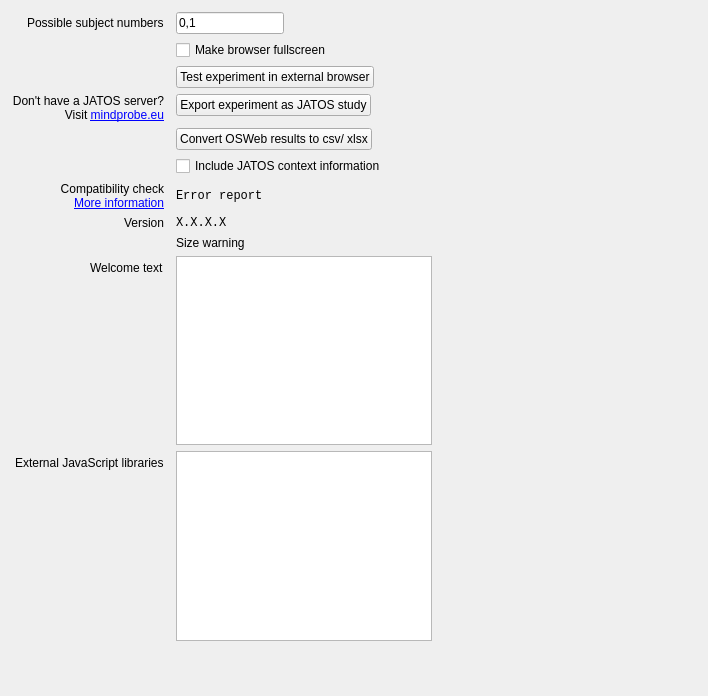
Old version of the form opensesame_extensions/osweb/oswebext/oswebext.ui in the repository open-cogsci/opensesame-extension-osweb.
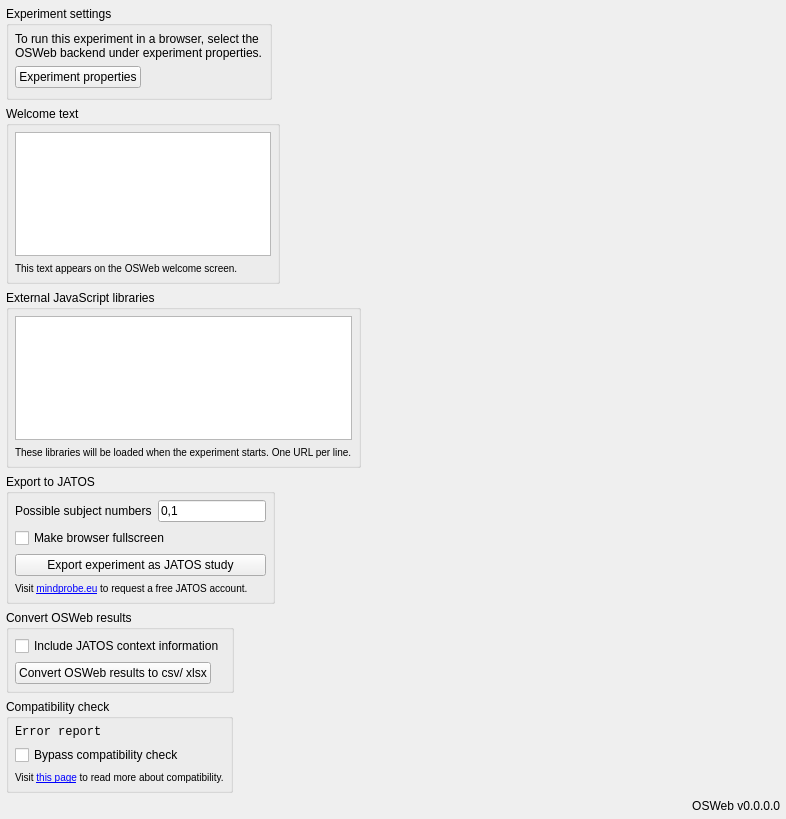
New version of the form. Icons and pictures are not drawn.

Commit message: Improve OSWeb control panel layout

```diff
--- a/opensesame_extensions/osweb/oswebext/oswebext.ui
+++ b/opensesame_extensions/osweb/oswebext/oswebext.ui
@@ -6,37 +6,179 @@
    <rect>
     <x>0</x>
     <y>0</y>
-    <width>708</width>
-    <height>696</height>
+    <width>786</width>
+    <height>819</height>
    </rect>
   </property>
   <property name="windowTitle">
    <string>Form</string>
   </property>
+  <layout class="QVBoxLayout" name="verticalLayout">
+   <property name="spacing">
+    <number>6</number>
+   </property>
+   <property name="leftMargin">
+    <number>6</number>
+   </property>
+   <property name="topMargin">
+    <number>6</number>
+   </property>
+   <property name="rightMargin">
+    <number>6</number>
+   </property>
+   <property name="bottomMargin">
+    <number>6</number>
+   </property>
+   <item>
+    <widget class="QGroupBox" name="groupbox_experiment_properties">
+     <property name="sizePolicy">
+      <sizepolicy hsizetype="Fixed" vsizetype="Preferred">
+       <horstretch>0</horstretch>
+       <verstretch>0</verstretch>
+      </sizepolicy>
+     </property>
+     <property name="title">
+      <string>Experiment settings</string>
+     </property>
+     <layout class="QVBoxLayout" name="verticalLayout_5">
+      <property name="leftMargin">
+       <number>6</number>
+      </property>
+      <property name="topMargin">
+       <number>6</number>
+      </property>
+      <property name="rightMargin">
+       <number>6</number>
+      </property>
+      <item>
+       <widget class="QLabel" name="label_5">
+        <property name="sizePolicy">
+         <sizepolicy hsizetype="Expanding" vsizetype="Preferred">
+          <horstretch>0</horstretch>
+          <verstretch>0</verstretch>
+         </sizepolicy>
+        </property>
+        <property name="text">
+         <string>To run this experiment in a browser, select the OSWeb backend under experiment properties.</string>
+        </property>
+        <property name="wordWrap">
+         <bool>true</bool>
+        </property>
+       </widget>
+      </item>
+      <item>
+       <widget class="QPushButton" name="button_experiment_properties">
+        <property name="sizePolicy">
+         <sizepolicy hsizetype="Fixed" vsizetype="Fixed">
+          <horstretch>0</horstretch>
+          <verstretch>0</verstretch>
+         </sizepolicy>
+        </property>
+        <property name="text">
+         <string>Experiment properties</string>
+        </property>
+       </widget>
+      </item>
+     </layout>
+    </widget>
+   </item>
+   <item>
+    <widget class="QGroupBox" name="groupBox_4">
+     <property name="sizePolicy">
+      <sizepolicy hsizetype="Fixed" vsizetype="Preferred">
+       <horstretch>0</horstretch>
+       <verstretch>0</verstretch>
+      </sizepolicy>
+     </property>
+     <property name="title">
+      <string>Welcome text</string>
+     </property>
+     <layout class="QVBoxLayout" name="verticalLayout_3">
+      <property name="leftMargin">
+       <number>6</number>
+      </property>
+      <property name="topMargin">
+       <number>6</number>
+      </property>
+      <property name="rightMargin">
+       <number>6</number>
+      </property>
+      <property name="bottomMargin">
+       <number>6</number>
+      </property>
+      <item>
+       <widget class="QPlainTextEdit" name="plaintextedit_welcome_text"/>
+      </item>
+      <item>
+       <widget class="QLabel" name="label_3">
+        <property name="text">
+         <string>&lt;small&gt;This text appears on the OSWeb welcome screen.&lt;/small&gt;</string>
+        </property>
+       </widget>
+      </item>
+     </layout>
+    </widget>
+   </item>
+   <item>
+    <widget class="QGroupBox" name="groupBox_5">
+     <property name="sizePolicy">
+      <sizepolicy hsizetype="Fixed" vsizetype="Preferred">
+       <horstretch>0</horstretch>
+       <verstretch>0</verstretch>
+      </sizepolicy>
+     </property>
+     <property name="title">
+      <string>External JavaScript libraries</string>
+     </property>
+     <layout class="QVBoxLayout" name="verticalLayout_4">
+      <property name="leftMargin">
+       <number>6</number>
+      </property>
+      <property name="topMargin">
+       <number>6</number>
+      </property>
+      <property name="rightMargin">
+       <number>6</number>
+      </property>
+      <property name="bottomMargin">
+       <number>6</number>
+      </property>
+      <item>
+       <widget class="QPlainTextEdit" name="plaintextedit_external_js"/>
+      </item>
+      <item>
+       <widget class="QLabel" name="label_4">
+        <property name="text">
+         <string>&lt;small&gt;These libraries will be loaded when the experiment starts. One URL per line.&lt;/small&gt;</string>
+        </property>
+       </widget>
+      </item>
+     </layout>
+    </widget>
+   </item>
+   <item>
+    <widget class="QGroupBox" name="groupBox">
+     <property name="sizePolicy">
+      <sizepolicy hsizetype="Fixed" vsizetype="Preferred">
+       <horstretch>0</horstretch>
+       <verstretch>0</verstretch>
+      </sizepolicy>
+     </property>
+     <property name="title">
+      <string>Export to JATOS</string>
+     </property>
   <layout class="QFormLayout" name="formLayout">
-   <property name="fieldGrowthPolicy">
-    <enum>QFormLayout::FieldsStayAtSizeHint</enum>
-   </property>
-   <property name="labelAlignment">
-    <set>Qt::AlignRight|Qt::AlignTrailing|Qt::AlignVCenter</set>
-   </property>
-   <property name="formAlignment">
-    <set>Qt::AlignLeading|Qt::AlignLeft|Qt::AlignTop</set>
-   </property>
-   <property name="horizontalSpacing">
-    <number>12</number>
-   </property>
    <property name="leftMargin">
-    <number>12</number>
+       <number>6</number>
    </property>
    <property name="topMargin">
-    <number>12</number>
+       <number>6</number>
    </property>
    <property name="rightMargin">
-    <number>12</number>
+       <number>6</number>
    </property>
    <property name="bottomMargin">
-    <number>12</number>
+       <number>6</number>
    </property>
    <item row="0" column="0">
     <widget class="QLabel" name="label_subject">
@@ -52,39 +194,14 @@
      </property>
     </widget>
    </item>
-   <item row="1" column="1">
-    <widget class="QCheckBox" name="fs_checkBox">
+      <item row="1" column="0" colspan="2">
+       <widget class="QCheckBox" name="checkbox_fullscreen">
      <property name="text">
       <string>Make browser fullscreen</string>
      </property>
     </widget>
    </item>
-   <item row="2" column="1">
-    <widget class="QPushButton" name="button_test">
-     <property name="text">
-      <string>Test experiment in external browser</string>
-     </property>
-     <property name="icon">
-      <iconset theme="os-run-browser">
-       <normaloff>.</normaloff>.</iconset>
-     </property>
-    </widget>
-   </item>
-   <item row="3" column="0">
-    <widget class="QLabel" name="label_2">
-     <property name="text">
-      <string>Don't have a JATOS server?&lt;br /&gt;
-Visit &lt;a href=&quot;https://mindprobe.eu&quot;&gt;mindprobe.eu&lt;/a&gt;</string>
-     </property>
-     <property name="alignment">
-      <set>Qt::AlignRight|Qt::AlignTrailing|Qt::AlignVCenter</set>
-     </property>
-     <property name="openExternalLinks">
-      <bool>true</bool>
-     </property>
-    </widget>
-   </item>
-   <item row="3" column="1">
+      <item row="2" column="0" colspan="2">
     <widget class="QPushButton" name="button_jatos">
      <property name="text">
       <string>Export experiment as JATOS study</string>
@@ -95,7 +212,54 @@
      </property>
     </widget>
    </item>
-   <item row="4" column="1">
+      <item row="3" column="0" colspan="2">
+       <widget class="QLabel" name="label_2">
+        <property name="text">
+         <string>&lt;small&gt;Visit &lt;a href=&quot;https://mindprobe.eu&quot;&gt;mindprobe.eu&lt;/a&gt; to request a free JATOS account.&lt;/small&gt;</string>
+        </property>
+        <property name="openExternalLinks">
+         <bool>true</bool>
+        </property>
+       </widget>
+      </item>
+     </layout>
+    </widget>
+   </item>
+   <item>
+    <widget class="QGroupBox" name="groupBox_2">
+     <property name="sizePolicy">
+      <sizepolicy hsizetype="Fixed" vsizetype="Preferred">
+       <horstretch>0</horstretch>
+       <verstretch>0</verstretch>
+      </sizepolicy>
+     </property>
+     <property name="title">
+      <string>Convert OSWeb results</string>
+     </property>
+     <layout class="QFormLayout" name="formLayout_2">
+      <property name="horizontalSpacing">
+       <number>6</number>
+      </property>
+      <property name="leftMargin">
+       <number>6</number>
+      </property>
+      <property name="topMargin">
+       <number>6</number>
+      </property>
+      <property name="rightMargin">
+       <number>6</number>
+      </property>
+      <property name="bottomMargin">
+       <number>6</number>
+      </property>
+      <item row="0" column="0">
+       <widget class="QCheckBox" name="cfg_oswebext_include_context">
+        <property name="text">
+         <string>Include JATOS context information</string>
+        </property>
+       </widget>
+      </item>
+      <item row="1" column="0">
     <widget class="QPushButton" name="button_convert">
      <property name="text">
       <string>Convert OSWeb results to csv/ xlsx</string>
@@ -106,27 +270,34 @@
      </property>
     </widget>
    </item>
-   <item row="5" column="1">
-    <widget class="QCheckBox" name="cfg_oswebext_include_context">
-     <property name="text">
-      <string>Include JATOS context information</string>
-     </property>
+     </layout>
     </widget>
    </item>
-   <item row="6" column="0">
-    <widget class="QLabel" name="label">
-     <property name="text">
-      <string>Compatibility check&lt;br /&gt;&lt;a href=&quot;https://osdoc.cogsci.nl/manual/osweb/osweb/#supported-functionality&quot;&gt;More information&lt;/a&gt;</string>
+   <item>
+    <widget class="QGroupBox" name="groupBox_3">
+     <property name="sizePolicy">
+      <sizepolicy hsizetype="Fixed" vsizetype="Preferred">
+       <horstretch>0</horstretch>
+       <verstretch>0</verstretch>
+      </sizepolicy>
      </property>
-     <property name="alignment">
-      <set>Qt::AlignRight|Qt::AlignTrailing|Qt::AlignVCenter</set>
+     <property name="title">
+      <string>Compatibility check</string>
      </property>
-     <property name="openExternalLinks">
-      <bool>true</bool>
-     </property>
-    </widget>
-   </item>
-   <item row="6" column="1">
+     <layout class="QVBoxLayout" name="verticalLayout_2">
+      <property name="leftMargin">
+       <number>6</number>
+      </property>
+      <property name="topMargin">
+       <number>6</number>
+      </property>
+      <property name="rightMargin">
+       <number>6</number>
+      </property>
+      <property name="bottomMargin">
+       <number>6</number>
+      </property>
+      <item>
     <widget class="QLabel" name="label_linter">
      <property name="font">
       <font>
@@ -140,50 +311,27 @@
      </property>
     </widget>
    </item>
-   <item row="7" column="0">
-    <widget class="QLabel" name="label_3">
+      <item>
+       <widget class="QCheckBox" name="checkbox_bypass_linter">
      <property name="text">
-      <string>Version</string>
+         <string>Bypass compatibility check</string>
      </property>
     </widget>
    </item>
-   <item row="7" column="1">
-    <widget class="QLabel" name="label_version">
-     <property name="font">
-      <font>
-       <family>Monospace</family>
-      </font>
-     </property>
+      <item>
+       <widget class="QLabel" name="label">
      <property name="text">
-      <string>X.X.X.X</string>
-     </property>
-    </widget>
-   </item>
-   <item row="8" column="0">
-    <widget class="QLabel" name="icon_expsize_warning">
-     <property name="text">
-      <string/>
+         <string>&lt;small&gt;Visit &lt;a href=&quot;https://osdoc.cogsci.nl/manual/osweb/workflow&quot;&gt;this page&lt;/a&gt; to read more about compatibility.&lt;/small&gt;</string>
+        </property>
+        <property name="openExternalLinks">
+         <bool>true</bool>
      </property>
     </widget>
    </item>
-   <item row="8" column="1">
-    <widget class="QLabel" name="label_expsize_warning">
-     <property name="text">
-      <string>Size warning</string>
-     </property>
+     </layout>
     </widget>
    </item>
-   <item row="9" column="0">
-    <widget class="QLabel" name="label_4">
-     <property name="text">
-      <string>Welcome text</string>
-     </property>
-    </widget>
-   </item>
-   <item row="9" column="1">
-    <widget class="QPlainTextEdit" name="plaintextedit_welcome_text"/>
-   </item>
-   <item row="11" column="1">
+   <item>
     <spacer name="verticalSpacer">
      <property name="orientation">
       <enum>Qt::Vertical</enum>
@@ -196,13 +344,13 @@
      </property>
     </spacer>
    </item>
-   <item row="10" column="1">
-    <widget class="QPlainTextEdit" name="plaintextedit_external_js"/>
-   </item>
-   <item row="10" column="0">
-    <widget class="QLabel" name="label_5">
+   <item>
+    <widget class="QLabel" name="label_version">
      <property name="text">
-      <string>External JavaScript libraries</string>
+      <string>OSWeb v0.0.0.0</string>
+     </property>
+     <property name="alignment">
+      <set>Qt::AlignRight|Qt::AlignTrailing|Qt::AlignVCenter</set>
      </property>
     </widget>
    </item>
```
Left out of the diff: 4 changed lines with no effect on the pictures. Lines whose indentation alone changed are shown as unchanged. The commit also changes 3 other files.
